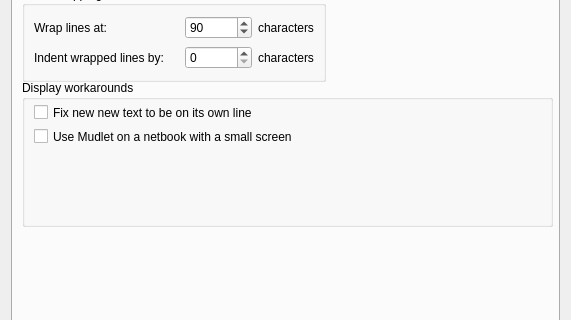
Mudlet/Mudlet, file src/ui/profile_preferences.ui: the form before one commit; both pictures show x 0 to 571 and y 132 to 452 of the 571 by 554 pixel window.
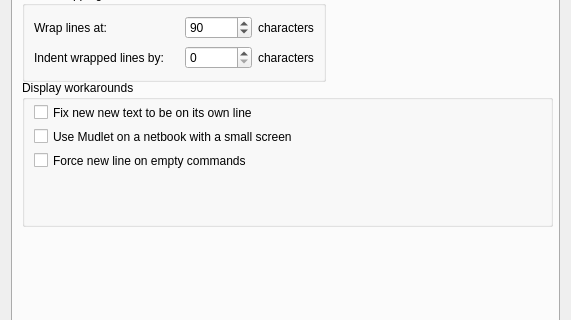
The form after the commit. Icons and pictures are not drawn.

Commit message: Fix: special prompt fix for IRE MUDs that removes needless empty lines after empty commands

What changed in the file:
```diff
--- a/src/ui/profile_preferences.ui
+++ b/src/ui/profile_preferences.ui
@@ -394,6 +394,23 @@
          <string>Use Mudlet on a netbook with a small screen</string>
         </property>
        </widget>
+       <widget class="QCheckBox" name="checkBox_mUSE_FORCE_LF_AFTER_PROMPT">
+        <property name="geometry">
+         <rect>
+          <x>12</x>
+          <y>70</y>
+          <width>491</width>
+          <height>21</height>
+         </rect>
+        </property>
+        <property name="toolTip">
+         <string>This option adds a line line break &lt;LF&gt; or &quot;
+&quot; to your command input on empty commands. This option will rarely be necessary.</string>
+        </property>
+        <property name="text">
+         <string>Force new line on empty commands</string>
+        </property>
+       </widget>
       </widget>
      </widget>
      <widget class="QWidget" name="color_view_tab" >
```
Left out of the diff: 593 changed lines with no effect on the pictures. The commit also changes 6 other files.
